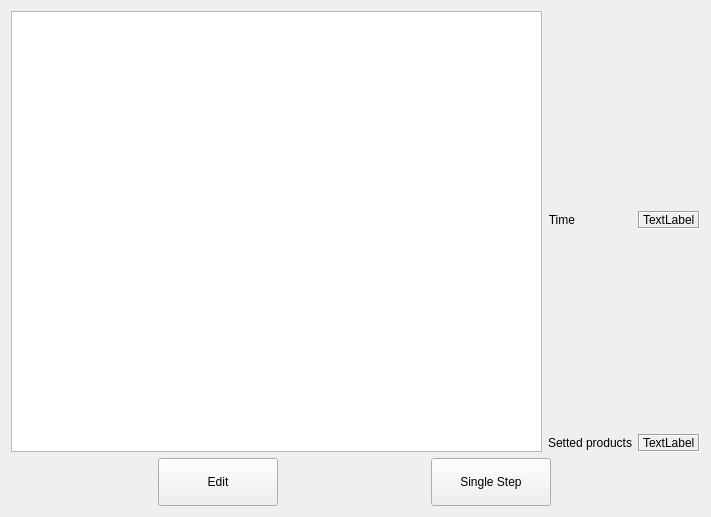
First picture: the form in hcinstruction/ichcprogrammonitorframe.ui, repository GaussCheng/2-5AxisPunch, before the edit.
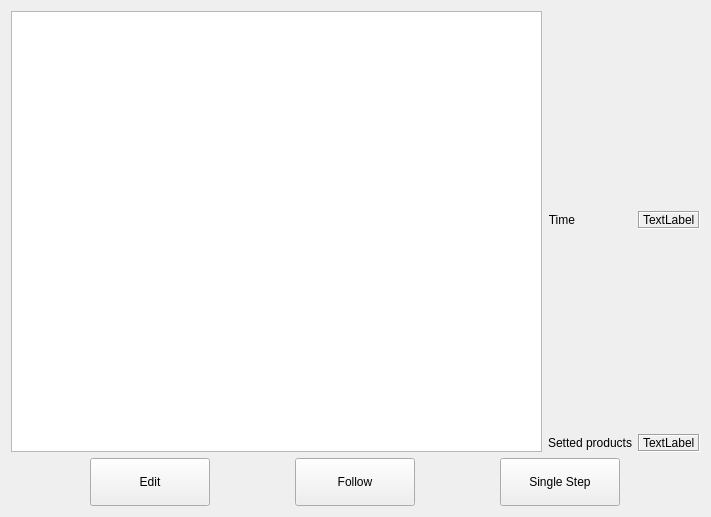
Second picture: the form after the edit. Icons and pictures are not drawn.

Commit message: 1.自动下可以点击跟随按钮来停止和使用步数跟随

The edit to the form file:
```diff
--- a/hcinstruction/ichcprogrammonitorframe.ui
+++ b/hcinstruction/ichcprogrammonitorframe.ui
@@ -171,6 +171,44 @@
        </property>
       </widget>
      </item>
+     <item>
+      <widget class="QToolButton" name="followToolButton">
+       <property name="sizePolicy">
+        <sizepolicy hsizetype="Fixed" vsizetype="Fixed">
+         <horstretch>0</horstretch>
+         <verstretch>0</verstretch>
+        </sizepolicy>
+       </property>
+       <property name="minimumSize">
+        <size>
+         <width>120</width>
+         <height>48</height>
+        </size>
+       </property>
+       <property name="maximumSize">
+        <size>
+         <width>120</width>
+         <height>48</height>
+        </size>
+       </property>
+       <property name="text">
+        <string>Follow</string>
+       </property>
+       <property name="icon">
+        <iconset resource="../resource.qrc">
+         <normaloff>:/resource/play.png</normaloff>:/resource/play.png</iconset>
+       </property>
+       <property name="iconSize">
+        <size>
+         <width>32</width>
+         <height>32</height>
+        </size>
+       </property>
+       <property name="toolButtonStyle">
+        <enum>Qt::ToolButtonTextBesideIcon</enum>
+       </property>
+      </widget>
+     </item>
      <item>
       <widget class="QPushButton" name="singleStepButton">
        <property name="minimumSize">
```
The commit also changes 7 other files.
